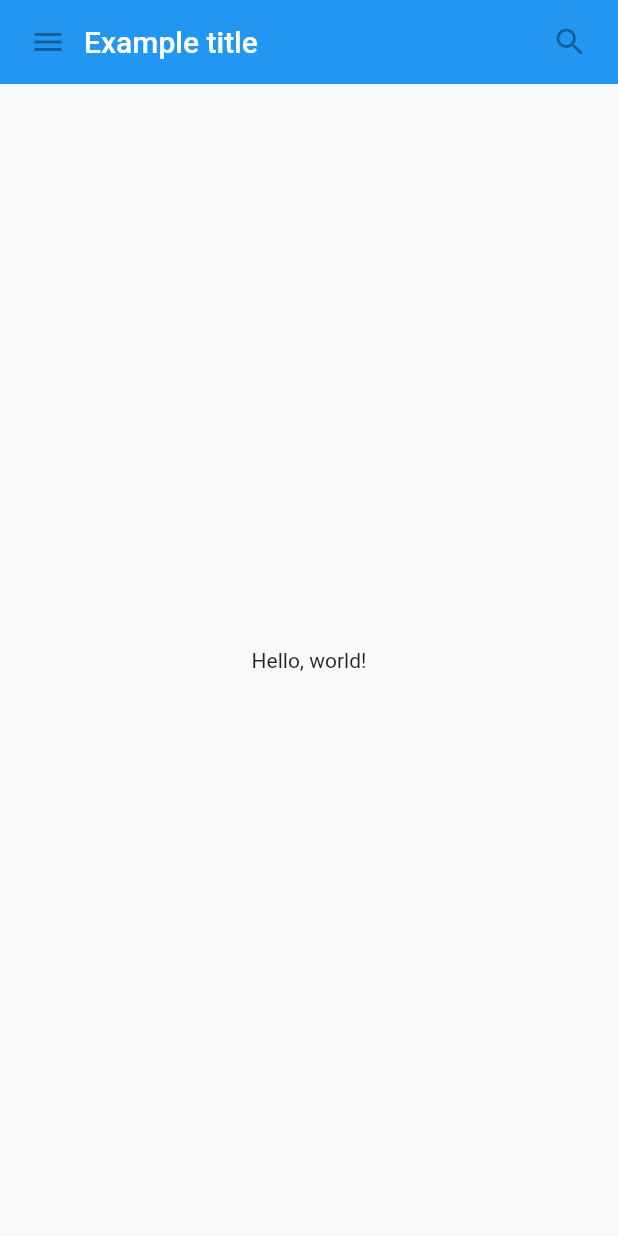
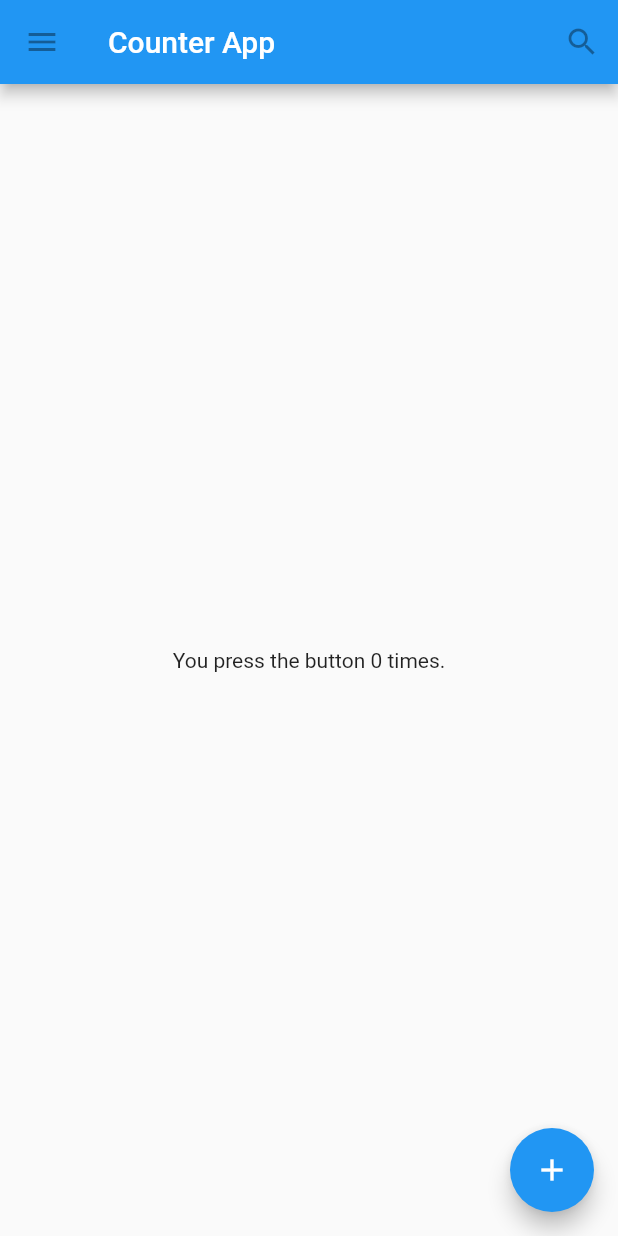
Before and after one commit to LieutPaul/Learning-Flutter, a Flutter app: the screen it shows after launch, on a phone screen of 412 x 824 dp. Run offline on Flutter 3.47's test engine with Material 2 defaults, Android fonts, the phone set to English and light mode, and no system bars.

Commit message:
Counter App(State) and conditional rendering

```diff
--- a/first_app/lib/main.dart
+++ b/first_app/lib/main.dart
@@ -1,108 +1,61 @@
 import 'package:flutter/material.dart';
 
-class MyAppBar extends StatelessWidget {
-  const MyAppBar(
-      {required this.title,
-      super.key}); // title is an argument passed to the function
+void main() {
+  runApp(
+    const MaterialApp(
+      title: 'Flutter Tutorial',
+      home: CounterWidget(),
+    ),
+  );
+}
 
-  final Widget title;
+// press st on vscode to generate Stateful/Stateless widget
+
+class CounterWidget extends StatefulWidget {
+  const CounterWidget({super.key});
+
+  @override
+  State<CounterWidget> createState() => _Counter();
+}
+
+class _Counter extends State<CounterWidget> {
+  int _counter = 0;
+
+  void _increment() {
+    setState(() {
+      _counter++;
+    });
+  }
 
   @override
   Widget build(BuildContext context) {
-    /*
-    The Container widget lets you create a rectangular visual element.
-    A container can be decorated with a BoxDecoration, such as a background, a border, or a shadow.
-    A Container can also have margins, padding, and constraints applied to its size
-    */
-
-    /*
-    The Expanded widget is used within a Row widget
-    to allocate any remaining space in the row to its child.
-    In this case, the Expanded widget wraps the title widget,
-    which occupies the available space in the row after the IconButton with the menu icon.
-    Since the title widget is wrapped in an Expanded widget,
-    the IconButton with the search icon is added as a child after the Expanded widget,
-    it will be positioned at the end of the row,
-    which is the right side in the default left-to-right layout of Flutter.
-
-    An Expanded widget must be a descendant of a Row, Column, or Flex
-    */
-
-    return Container(
-      height: 56.0, // in logical pixels
-      padding: const EdgeInsets.symmetric(horizontal: 8.0),
-      decoration: BoxDecoration(color: Colors.blue[500]),
-      // Row is a horizontal, linear layout.
-      child: Row(
-        children: [
-          const IconButton(
-            icon: Icon(Icons.menu),
-            tooltip: 'Navigation menu',
-            onPressed: null, // null disables the button
-          ),
-          Expanded(
-            child: title,
-          ),
-          const IconButton(
+    return Scaffold(
+      appBar: AppBar(
+        leading: const IconButton(
+          icon: Icon(Icons.menu),
+          tooltip: 'Navigation menu',
+          onPressed: null,
+        ),
+        title: const Text('Counter App'),
+        actions: const [
+          IconButton(
             icon: Icon(Icons.search),
             tooltip: 'Search',
             onPressed: null,
           ),
         ],
       ),
-    );
-  }
-}
-
-class MyScaffold extends StatelessWidget {
-  const MyScaffold({super.key});
-
-  /*
-    1. Theme.of(context) retrieves the current theme of the app from the provided context object.
-    The context is typically obtained from the BuildContext parameter passed to the build method of a widget.
-
-    2. primaryTextTheme is a property of the theme that provides a set of text styles
-    specifically designed for primary text elements in the app.
-    It represents a collection of predefined text styles such as headings, titles, subtitles, etc.
-
-    3. titleLarge is a specific text style within the primaryTextTheme that corresponds to a large-sized title text.
-    It is usually used for displaying important titles in the app.
-  */
-
-  @override
-  Widget build(BuildContext context) {
-    // Material is a conceptual piece
-    // of paper on which the UI appears.
-    return Material(
-      // Column is a vertical, linear layout.
-      child: Column(
-        children: [
-          MyAppBar(
-            title: Text(
-              'Example title',
-              style: Theme.of(context) //
-                  .primaryTextTheme
-                  .titleLarge,
-            ),
-          ),
-          const Expanded(
-            child: Center(
-              child: Text('Hello, world!'),
-            ),
-          ),
-        ],
+      // body is the majority of the screen.
+      body: Center(
+        child: _counter == 1
+            ? Text("You press the button $_counter time.")
+            : Text("You press the button $_counter times."),
+      ),
+      floatingActionButton: FloatingActionButton(
+        tooltip: 'Add', // used by assistive technologies
+        onPressed: _increment,
+        child: const Icon(Icons.add),
       ),
     );
   }
 }
-
-void main() {
-  runApp(
-    const MaterialApp(
-      title: 'My app', // used by the OS task switcher
-      home: SafeArea(
-        child: MyScaffold(),
-      ),
-    ),
-  );
-}
```
